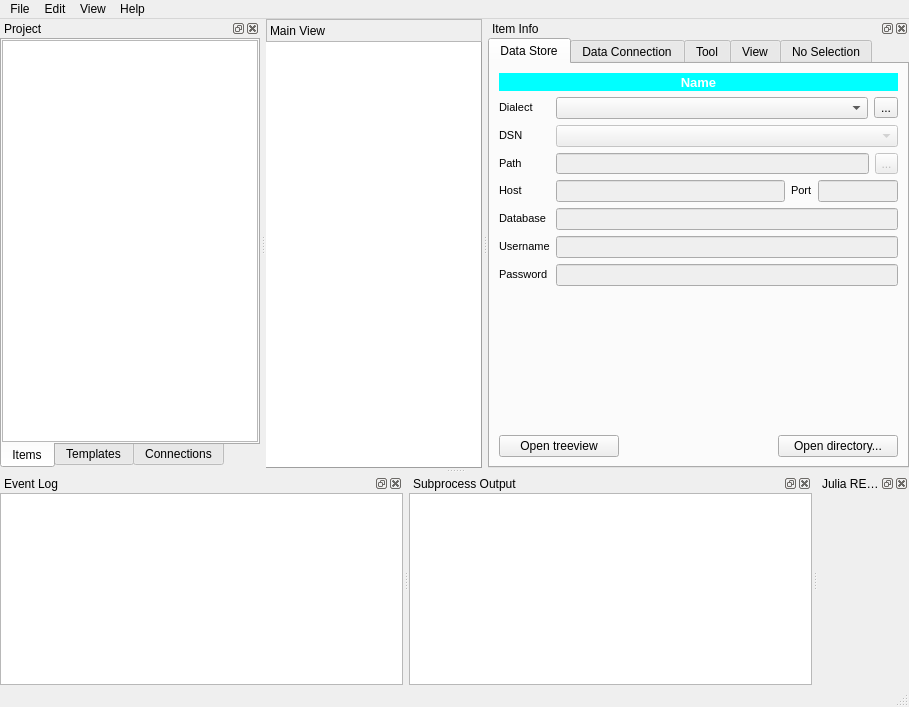
Above: spinetoolbox/ui/mainwindow.ui from spine-tools/Spine-Toolbox before the change. Below: the same form after it.
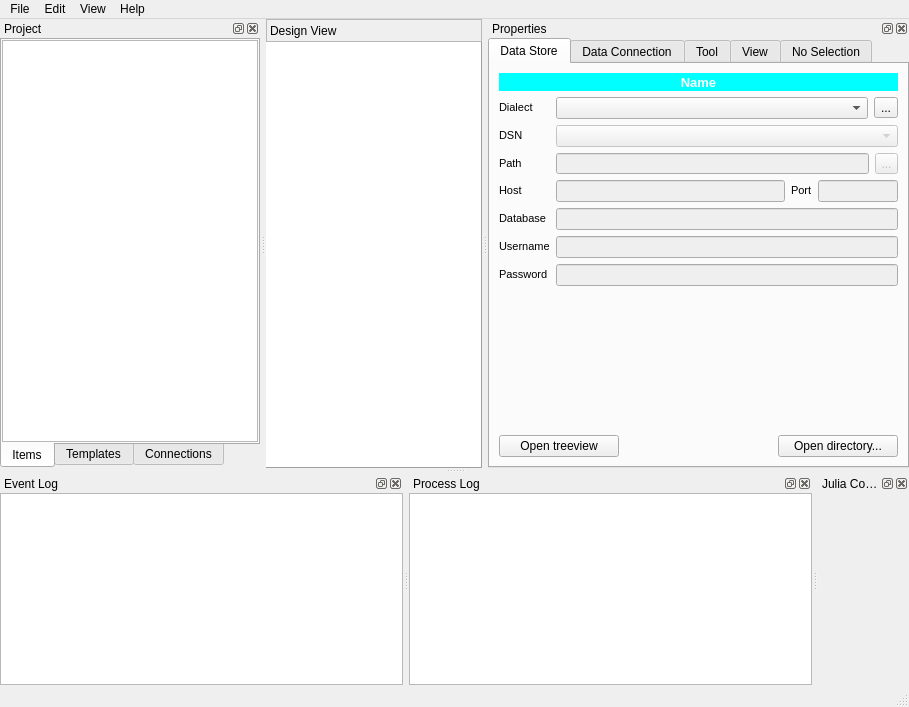
That is the form after the change. The open tabs and pages were chosen to show the change. Icons and pictures are not drawn. Custom widgets are drawn as their Qt base class.

Commit message: Issue #216. Renamed main window components and improved some prints to Event Log when executing Tools.

The edit to the form file:
```diff
--- a/spinetoolbox/ui/mainwindow.ui
+++ b/spinetoolbox/ui/mainwindow.ui
@@ -66,10 +66,16 @@
        <enum>QFrame::StyledPanel</enum>
       </property>
       <property name="frameShadow">
-       <enum>QFrame::Raised</enum>
+       <enum>QFrame::Plain</enum>
+      </property>
+      <property name="lineWidth">
+       <number>1</number>
       </property>
       <property name="text">
-       <string>Main View</string>
+       <string>Design View</string>
+      </property>
+      <property name="margin">
+       <number>2</number>
       </property>
      </widget>
     </item>
@@ -242,7 +248,7 @@
     </size>
    </property>
    <property name="windowTitle">
-    <string>Subprocess Output</string>
+    <string>Process Log</string>
    </property>
    <attribute name="dockWidgetArea">
     <number>8</number>
@@ -302,7 +308,7 @@
     </size>
    </property>
    <property name="windowTitle">
-    <string>Item Info</string>
+    <string>Properties</string>
    </property>
    <attribute name="dockWidgetArea">
     <number>2</number>
@@ -1667,7 +1673,7 @@
   </widget>
   <widget class="QDockWidget" name="dockWidget_julia_repl">
    <property name="windowTitle">
-    <string>Julia REPL</string>
+    <string>Julia Console</string>
    </property>
    <attribute name="dockWidgetArea">
     <number>8</number>
```
Left out of the diff: 15 changed lines with no effect on the pictures. The commit also changes 8 other files.
